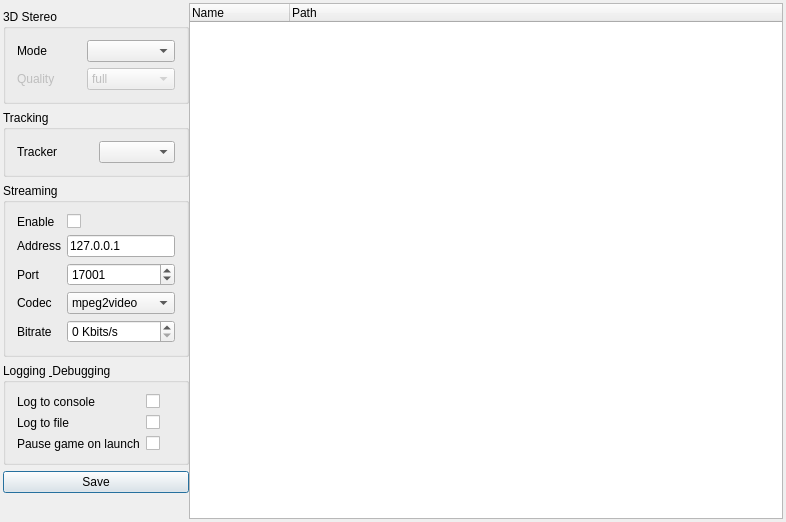
The window that VireIO_Perception/src/cMainWindow.ui (cybereality/Perception) describes before a commit, drawn with Qt 5.
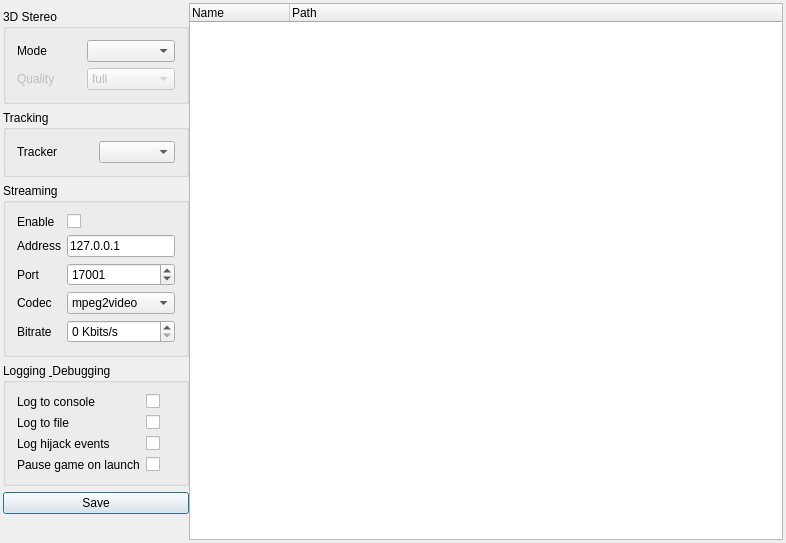
The same window after the commit.

Commit message:
added option to disable hijack event logging
added option to redirect vireio directory (just in case)
moved default installation direcory to "data/bin", instead of program files, to avoid duplicating of rules, profiles, etc.. (you can define "vireioDir" in "main.ini" to redirect vireio working directory back)

Patch:
```diff
--- a/VireIO_Perception/src/cMainWindow.ui
+++ b/VireIO_Perception/src/cMainWindow.ui
@@ -270,34 +270,6 @@
        <bool>true</bool>
       </property>
       <layout class="QGridLayout" name="gridLayout_5">
-       <item row="2" column="1">
-        <widget class="QCheckBox" name="pauseOnLaunch">
-         <property name="text">
-          <string/>
-         </property>
-        </widget>
-       </item>
-       <item row="2" column="0">
-        <widget class="QLabel" name="label_10">
-         <property name="text">
-          <string>Pause game on launch</string>
-         </property>
-        </widget>
-       </item>
-       <item row="0" column="1">
-        <widget class="QCheckBox" name="logToConsole">
-         <property name="text">
-          <string/>
-         </property>
-        </widget>
-       </item>
-       <item row="0" column="0">
-        <widget class="QLabel" name="label_9">
-         <property name="text">
-          <string>Log to console</string>
-         </property>
-        </widget>
-       </item>
        <item row="1" column="0">
         <widget class="QLabel" name="label_11">
          <property name="text">
@@ -305,6 +277,13 @@
          </property>
         </widget>
        </item>
+       <item row="0" column="0">
+        <widget class="QLabel" name="label_9">
+         <property name="text">
+          <string>Log to console</string>
+         </property>
+        </widget>
+       </item>
        <item row="1" column="1">
         <widget class="QCheckBox" name="logToFile">
          <property name="text">
@@ -312,6 +291,41 @@
          </property>
         </widget>
        </item>
+       <item row="3" column="1">
+        <widget class="QCheckBox" name="pauseOnLaunch">
+         <property name="text">
+          <string/>
+         </property>
+        </widget>
+       </item>
+       <item row="3" column="0">
+        <widget class="QLabel" name="label_10">
+         <property name="text">
+          <string>Pause game on launch</string>
+         </property>
+        </widget>
+       </item>
+       <item row="0" column="1">
+        <widget class="QCheckBox" name="logToConsole">
+         <property name="text">
+          <string/>
+         </property>
+        </widget>
+       </item>
+       <item row="2" column="0">
+        <widget class="QLabel" name="label_12">
+         <property name="text">
+          <string>Log hijack events</string>
+         </property>
+        </widget>
+       </item>
+       <item row="2" column="1">
+        <widget class="QCheckBox" name="logHijack">
+         <property name="text">
+          <string/>
+         </property>
+        </widget>
+       </item>
       </layout>
      </widget>
     </item>
```
The commit also changes 10 other files.
